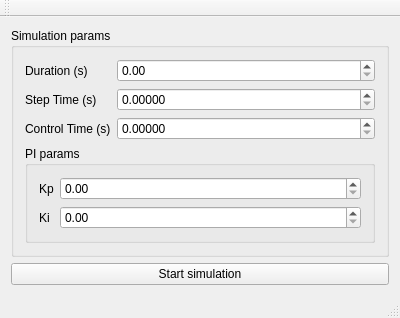
Above: gsim.ui from koalakoker/gSim before the change. Below: the same form after it.
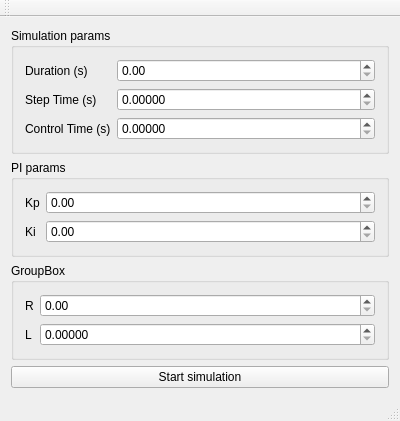
That is the form after the change.

Patch:
```diff
--- a/gsim.ui
+++ b/gsim.ui
@@ -7,7 +7,7 @@
     <x>0</x>
     <y>0</y>
     <width>400</width>
-    <height>300</height>
+    <height>380</height>
    </rect>
   </property>
   <property name="windowTitle">
@@ -16,7 +16,7 @@
   <widget class="QWidget" name="centralWidget">
    <layout class="QVBoxLayout" name="verticalLayout">
     <item>
-     <widget class="QGroupBox" name="groupBox">
+     <widget class="QGroupBox" name="SimParams">
       <property name="title">
        <string>Simulation params</string>
       </property>
@@ -63,8 +63,11 @@
          </item>
         </layout>
        </item>
+      </layout>
+     </widget>
+    </item>
        <item>
-        <widget class="QGroupBox" name="groupBox_2">
+     <widget class="QGroupBox" name="PIParams">
          <property name="title">
           <string>PI params</string>
          </property>
@@ -89,12 +92,50 @@
              <widget class="QDoubleSpinBox" name="kp"/>
             </item>
             <item row="1" column="1">
-             <widget class="QDoubleSpinBox" name="ki"/>
+          <widget class="QDoubleSpinBox" name="ki">
+           <property name="maximum">
+            <double>999999.000000000000000</double>
+           </property>
+          </widget>
             </item>
            </layout>
           </item>
          </layout>
         </widget>
+    </item>
+    <item>
+     <widget class="QGroupBox" name="RLParams">
+      <property name="title">
+       <string>GroupBox</string>
+      </property>
+      <layout class="QVBoxLayout" name="verticalLayout_4">
+       <item>
+        <layout class="QFormLayout" name="formLayout_3">
+         <item row="0" column="0">
+          <widget class="QLabel" name="label_6">
+           <property name="text">
+            <string>R</string>
+           </property>
+          </widget>
+         </item>
+         <item row="1" column="0">
+          <widget class="QLabel" name="label_7">
+           <property name="text">
+            <string>L</string>
+           </property>
+          </widget>
+         </item>
+         <item row="0" column="1">
+          <widget class="QDoubleSpinBox" name="R"/>
+         </item>
+         <item row="1" column="1">
+          <widget class="QDoubleSpinBox" name="L">
+           <property name="decimals">
+            <number>5</number>
+           </property>
+          </widget>
+         </item>
+        </layout>
        </item>
       </layout>
      </widget>
```
Lines whose indentation alone changed are shown as unchanged.
